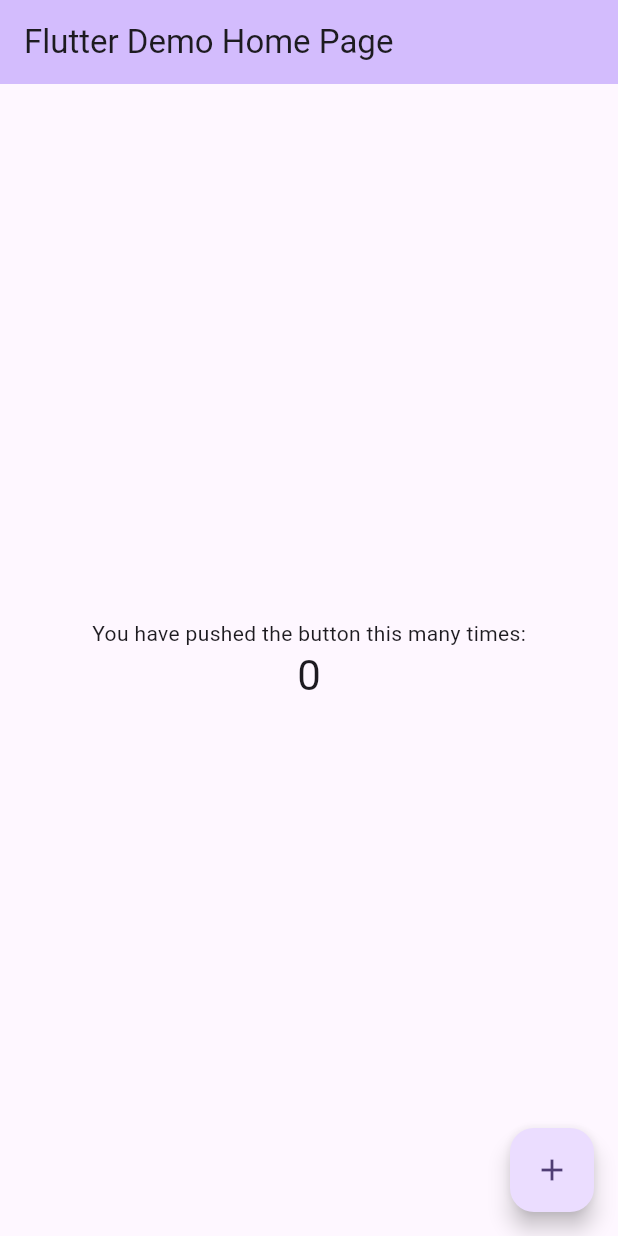
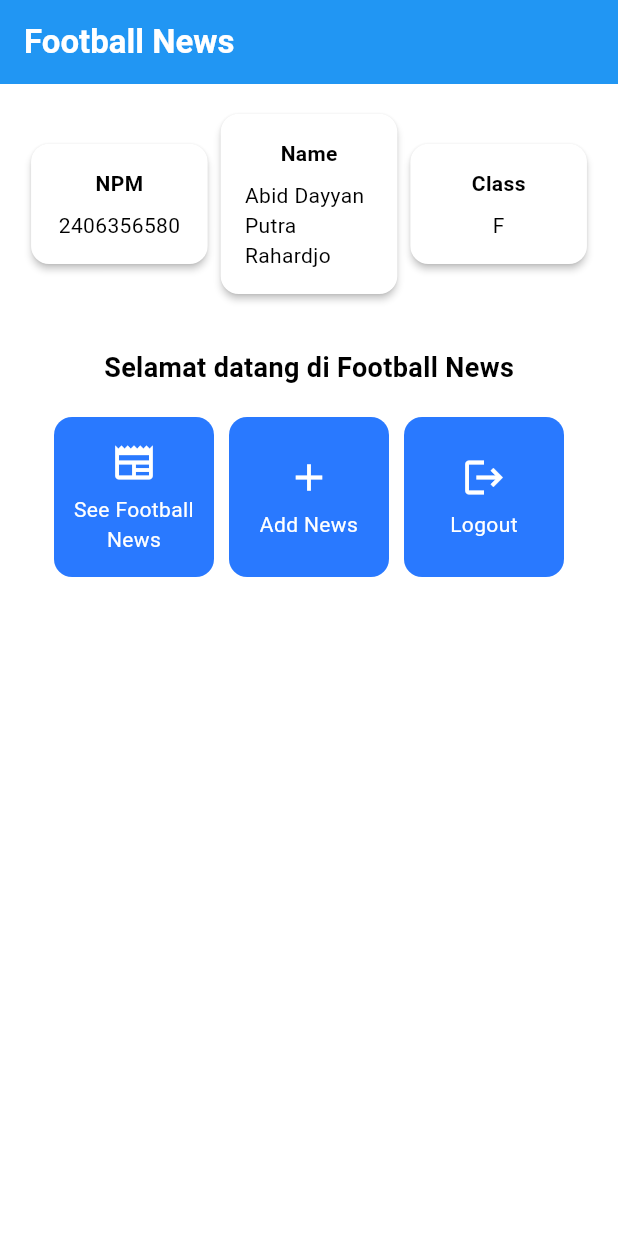
Before and after one commit to abiday/football-news-mobile, a Flutter app: the screen it shows after launch, on a phone screen of 412 x 824 dp. Run offline on Flutter 3.47's test engine with Material 3 defaults, Android fonts, the phone set to English and light mode, and no system bars.

Commit message:
Tutorial 6

```diff
--- a/lib/main.dart
+++ b/lib/main.dart
@@ -1,4 +1,5 @@
 import 'package:flutter/material.dart';
+import 'package:football_news/menu.dart';
 
 void main() {
   runApp(const MyApp());
@@ -28,95 +29,10 @@ class MyApp extends StatelessWidget {
         //
         // This works for code too, not just values: Most code changes can be
         // tested with just a hot reload.
-        colorScheme: ColorScheme.fromSeed(seedColor: Colors.deepPurple),
+         colorScheme: ColorScheme.fromSwatch(primarySwatch: Colors.blue)
+ .copyWith(secondary: Colors.blueAccent[400]),
       ),
-      home: const MyHomePage(title: 'Flutter Demo Home Page'),
+      home: MyHomePage(),
     );
   }
 }
-
-class MyHomePage extends StatefulWidget {
-  const MyHomePage({super.key, required this.title});
-
-  // This widget is the home page of your application. It is stateful, meaning
-  // that it has a State object (defined below) that contains fields that affect
-  // how it looks.
-
-  // This class is the configuration for the state. It holds the values (in this
-  // case the title) provided by the parent (in this case the App widget) and
-  // used by the build method of the State. Fields in a Widget subclass are
-  // always marked "final".
-
-  final String title;
-
-  @override
-  State<MyHomePage> createState() => _MyHomePageState();
-}
-
-class _MyHomePageState extends State<MyHomePage> {
-  int _counter = 0;
-
-  void _incrementCounter() {
-    setState(() {
-      // This call to setState tells the Flutter framework that something has
-      // changed in this State, which causes it to rerun the build method below
-      // so that the display can reflect the updated values. If we changed
-      // _counter without calling setState(), then the build method would not be
-      // called again, and so nothing would appear to happen.
-      _counter++;
-    });
-  }
-
-  @override
-  Widget build(BuildContext context) {
-    // This method is rerun every time setState is called, for instance as done
-    // by the _incrementCounter method above.
-    //
-    // The Flutter framework has been optimized to make rerunning build methods
-    // fast, so that you can just rebuild anything that needs updating rather
-    // than having to individually change instances of widgets.
-    return Scaffold(
-      appBar: AppBar(
-        // TRY THIS: Try changing the color here to a specific color (to
-        // Colors.amber, perhaps?) and trigger a hot reload to see the AppBar
-        // change color while the other colors stay the same.
-        backgroundColor: Theme.of(context).colorScheme.inversePrimary,
-        // Here we take the value from the MyHomePage object that was created by
-        // the App.build method, and use it to set our appbar title.
-        title: Text(widget.title),
-      ),
-      body: Center(
-        // Center is a layout widget. It takes a single child and positions it
-        // in the middle of the parent.
-        child: Column(
-          // Column is also a layout widget. It takes a list of children and
-          // arranges them vertically. By default, it sizes itself to fit its
-          // children horizontally, and tries to be as tall as its parent.
-          //
-          // Column has various properties to control how it sizes itself and
-          // how it positions its children. Here we use mainAxisAlignment to
-          // center the children vertically; the main axis here is the vertical
-          // axis because Columns are vertical (the cross axis would be
-          // horizontal).
-          //
-          // TRY THIS: Invoke "debug painting" (choose the "Toggle Debug Paint"
-          // action in the IDE, or press "p" in the console), to see the
-          // wireframe for each widget.
-          mainAxisAlignment: MainAxisAlignment.center,
-          children: <Widget>[
-            const Text('You have pushed the button this many times:'),
-            Text(
-              '$_counter',
-              style: Theme.of(context).textTheme.headlineMedium,
-            ),
-          ],
-        ),
-      ),
-      floatingActionButton: FloatingActionButton(
-        onPressed: _incrementCounter,
-        tooltip: 'Increment',
-        child: const Icon(Icons.add),
-      ), // This trailing comma makes auto-formatting nicer for build methods.
-    );
-  }
-}
--- /dev/null
+++ b/lib/menu.dart
@@ -0,0 +1,188 @@
+import 'package:flutter/material.dart';
+
+class MyHomePage extends StatelessWidget {
+    MyHomePage({super.key}); //sudah ada pada code sebelumnya
+
+    final String nama = "Abid Dayyan Putra Rahardjo"; //nama
+    final String npm = "2406356580"; //npm
+    final String kelas = "F"; //kelas
+
+    final List<ItemHomepage> items = [
+    ItemHomepage("See Football News", Icons.newspaper),
+    ItemHomepage("Add News", Icons.add),
+    ItemHomepage("Logout", Icons.logout),
+    ];
+
+    @override
+    Widget build(BuildContext context) {
+    // Scaffold menyediakan struktur dasar halaman dengan AppBar dan body.
+    return Scaffold(
+      // AppBar adalah bagian atas halaman yang menampilkan judul.
+      appBar: AppBar(
+        // Judul aplikasi "Football News" dengan teks putih dan tebal.
+        title: const Text(
+          'Football News',
+          style: TextStyle(
+            color: Colors.white,
+            fontWeight: FontWeight.bold,
+          ),
+        ),
+        // Warna latar belakang AppBar diambil dari skema warna tema aplikasi.
+        backgroundColor: Theme.of(context).colorScheme.primary,
+      ),
+      // Body halaman dengan padding di sekelilingnya.
+      body: Padding(
+        padding: const EdgeInsets.all(16.0),
+        // Menyusun widget secara vertikal dalam sebuah kolom.
+        child: Column(
+          crossAxisAlignment: CrossAxisAlignment.center,
+          children: [
+            // Row untuk menampilkan 3 InfoCard secara horizontal.
+            Row(
+              mainAxisAlignment: MainAxisAlignment.spaceEvenly,
+              children: [
+                InfoCard(title: 'NPM', content: npm),
+                InfoCard(title: 'Name', content: nama),
+                InfoCard(title: 'Class', content: kelas),
+              ],
+            ),
+
+            // Memberikan jarak vertikal 16 unit.
+            const SizedBox(height: 16.0),
+
+            // Menempatkan widget berikutnya di tengah halaman.
+            Center(
+              child: Column(
+                // Menyusun teks dan grid item secara vertikal.
+
+                children: [
+                  // Menampilkan teks sambutan dengan gaya tebal dan ukuran 18.
+                  const Padding(
+                    padding: EdgeInsets.only(top: 16.0),
+                    child: Text(
+                      'Selamat datang di Football News',
+                      style: TextStyle(
+                        fontWeight: FontWeight.bold,
+                        fontSize: 18.0,
+                      ),
+                    ),
+                  ),
+
+                  // Grid untuk menampilkan ItemCard dalam bentuk grid 3 kolom.
+                  GridView.count(
+                    primary: true,
+                    padding: const EdgeInsets.all(20),
+                    crossAxisSpacing: 10,
+                    mainAxisSpacing: 10,
+                    crossAxisCount: 3,
+                    // Agar grid menyesuaikan tinggi kontennya.
+                    shrinkWrap: true,
+
+                    // Menampilkan ItemCard untuk setiap item dalam list items.
+                    children: items.map((ItemHomepage item) {
+                      return ItemCard(item);
+                    }).toList(),
+                  ),
+                ],
+              ),
+            ),
+          ],
+        ),
+      ),
+    );
+  }
+}
+
+class InfoCard extends StatelessWidget {
+  // Kartu informasi yang menampilkan title dan content.
+
+  final String title;  // Judul kartu.
+  final String content;  // Isi kartu.
+
+  const InfoCard({super.key, required this.title, required this.content});
+
+  @override
+  Widget build(BuildContext context) {
+    return Card(
+      // Membuat kotak kartu dengan bayangan dibawahnya.
+      elevation: 2.0,
+      child: Container(
+        // Mengatur ukuran dan jarak di dalam kartu.
+        width: MediaQuery.of(context).size.width / 3.5, // menyesuaikan dengan lebar device yang digunakan.
+        padding: const EdgeInsets.all(16.0),
+        // Menyusun title dan content secara vertikal.
+        child: Column(
+          children: [
+            Text(
+              title,
+              style: const TextStyle(fontWeight: FontWeight.bold),
+            ),
+            const SizedBox(height: 8.0),
+            Text(content),
+          ],
+        ),
+      ),
+    );
+  }
+}
+
+class ItemHomepage {
+ final String name;
+ final IconData icon;
+
+ ItemHomepage(this.name, this.icon);
+}
+
+class ItemCard extends StatelessWidget {
+  // Menampilkan kartu dengan ikon dan nama.
+
+  final ItemHomepage item;
+
+  const ItemCard(this.item, {super.key});
+
+  @override
+  Widget build(BuildContext context) {
+    return Material(
+      // Menentukan warna latar belakang dari tema aplikasi.
+      color: Theme.of(context).colorScheme.secondary,
+      // Membuat sudut kartu melengkung.
+      borderRadius: BorderRadius.circular(12),
+
+      child: InkWell(
+        // Aksi ketika kartu ditekan.
+        onTap: () {
+          // Menampilkan pesan SnackBar saat kartu ditekan.
+          ScaffoldMessenger.of(context)
+            ..hideCurrentSnackBar()
+            ..showSnackBar(
+              SnackBar(content: Text("Kamu telah menekan tombol ${item.name}!"))
+            );
+        },
+        // Container untuk menyimpan Icon dan Text
+        child: Container(
+          padding: const EdgeInsets.all(8),
+          child: Center(
+            child: Column(
+              // Menyusun ikon dan teks di tengah kartu.
+              mainAxisAlignment: MainAxisAlignment.center,
+              children: [
+                Icon(
+                  item.icon,
+                  color: Colors.white,
+                  size: 30.0,
+                ),
+                const Padding(padding: EdgeInsets.all(3)),
+                Text(
+                  item.name,
+                  textAlign: TextAlign.center,
+                  style: const TextStyle(color: Colors.white),
+                ),
+              ],
+            ),
+          ),
+        ),
+      ),
+    );
+  }
+
+}
```
